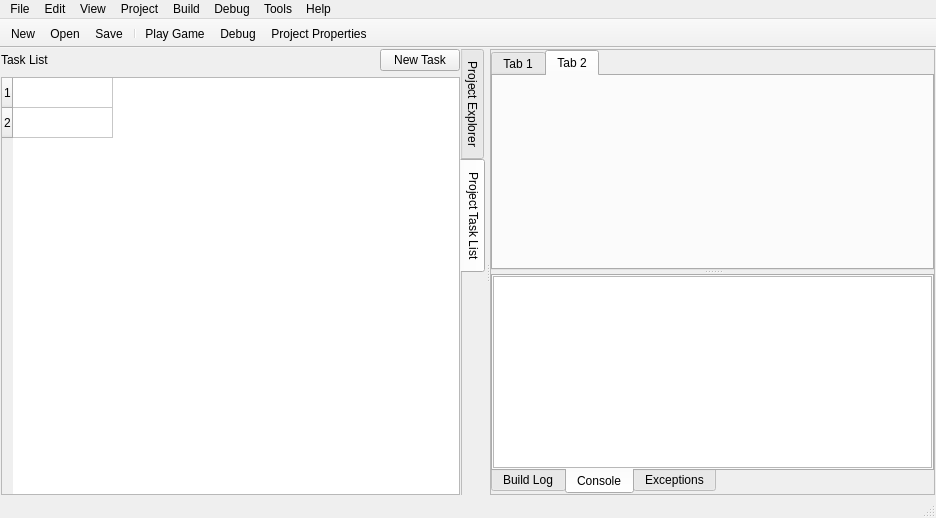
Old version of the form mainwindow.ui in the repository Eggbertx/QtSphere-IDE.
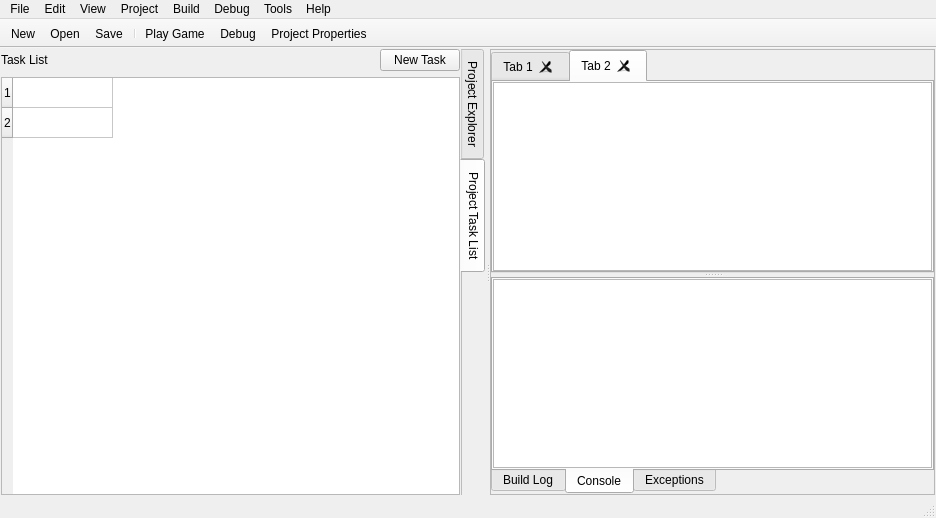
New version of the form. The open tabs and pages were chosen to show the change. Icons and pictures are not drawn.

```diff
--- a/mainwindow.ui
+++ b/mainwindow.ui
@@ -298,7 +298,13 @@
           </property>
           <widget class="QTabWidget" name="openFileTabs">
            <property name="currentIndex">
-            <number>0</number>
+            <number>1</number>
+           </property>
+           <property name="tabsClosable">
+            <bool>true</bool>
+           </property>
+           <property name="movable">
+            <bool>true</bool>
            </property>
            <widget class="QWidget" name="tab1">
             <attribute name="title">
@@ -334,6 +340,30 @@
             <attribute name="title">
              <string>Tab 2</string>
             </attribute>
+            <layout class="QHBoxLayout" name="horizontalLayout_3">
+             <property name="leftMargin">
+              <number>0</number>
+             </property>
+             <property name="topMargin">
+              <number>0</number>
+             </property>
+             <property name="rightMargin">
+              <number>0</number>
+             </property>
+             <property name="bottomMargin">
+              <number>0</number>
+             </property>
+             <item>
+              <widget class="QTextEdit" name="textEdit2">
+               <property name="font">
+                <font>
+                 <family>Courier</family>
+                 <pointsize>10</pointsize>
+                </font>
+               </property>
+              </widget>
+             </item>
+            </layout>
            </widget>
           </widget>
           <widget class="QTabWidget" name="tabWidget">
@@ -389,7 +419,7 @@
              <item>
               <widget class="QPlainTextEdit" name="consoleText">
                <property name="readOnly">
-                <bool>true</bool>
+                <bool>false</bool>
                </property>
               </widget>
              </item>
```
Left out of the diff: 56 changed lines with no effect on the pictures.
